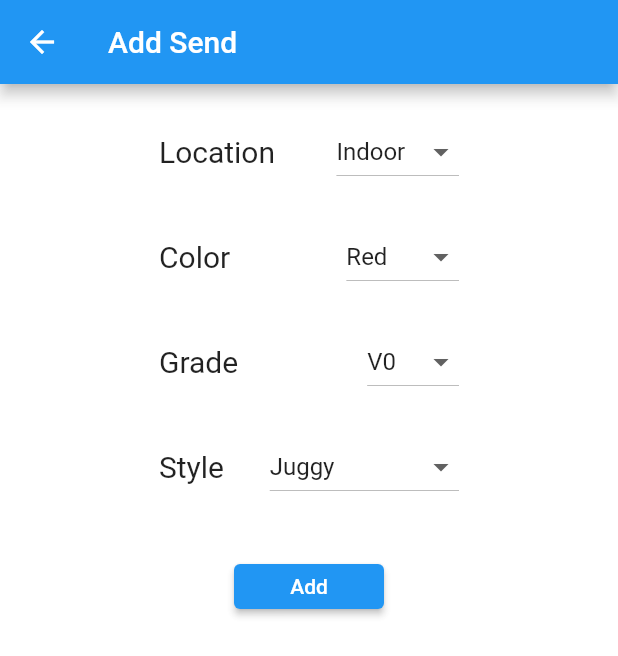
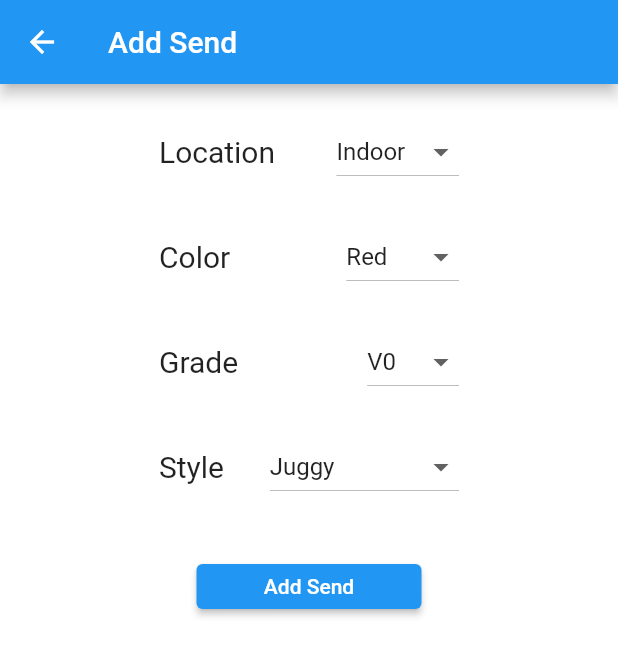
Before and after one commit to dvtran99/Send-Tracker-App, a Flutter app: the screen it shows after launch, in the side drawer, after a tap on "Add Send", on a phone screen of 412 x 824 dp. Shown: the top 656 px of the screen. Run offline on Flutter 3.47's test engine with Material 2 defaults, Android fonts, the phone set to English and light mode, and no system bars.

Commit message:
Add workout screen

```diff
--- a/send_tracker_app/lib/screens/add-send-screen.dart
+++ b/send_tracker_app/lib/screens/add-send-screen.dart
@@ -323,13 +323,13 @@ class AddSendScreenState extends State<AddSendScreen> {
           ),
           SizedBox(height: 20),
           SizedBox(
-            width: 100,
+            width: 150,
             height: 30,
             child: ElevatedButton(
                 onPressed: () {
                   print('Pressed!');
                 },
-                child: Text("Add")),
+                child: Text("Add Send")),
           ),
         ],
       )),
--- a/send_tracker_app/lib/widgets/nav-drawer.dart
+++ b/send_tracker_app/lib/widgets/nav-drawer.dart
@@ -1,5 +1,6 @@
 import 'package:flutter/material.dart';
 import 'package:send_tracker_app/screens/add-send-screen.dart';
+import 'package:send_tracker_app/screens/add-workout-screen.dart';
 import 'package:send_tracker_app/screens/history-screen.dart';
 
 class NavDrawer extends StatelessWidget {
@@ -29,6 +30,14 @@ class NavDrawer extends StatelessWidget {
             },
           ),
           ListTile(
+            leading: Icon(Icons.add),
+            title: Text('Add Workout'),
+            onTap: () => {
+              Navigator.of(context).push(
+                  MaterialPageRoute(builder: (context) => AddWorkoutScreen()))
+            },
+          ),
+          ListTile(
             leading: Icon(Icons.history),
             title: Text('History'),
             onTap: () => {
```
Also changed, not shown: send_tracker_app/lib/screens/add-workout-screen.dart (added, +44 -0 lines).
